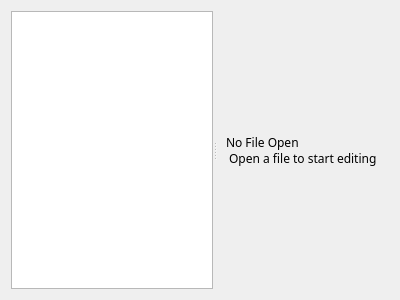
MuradWafik/TinyLangIDE, file Pages/EditorPage.ui: the form before one commit.
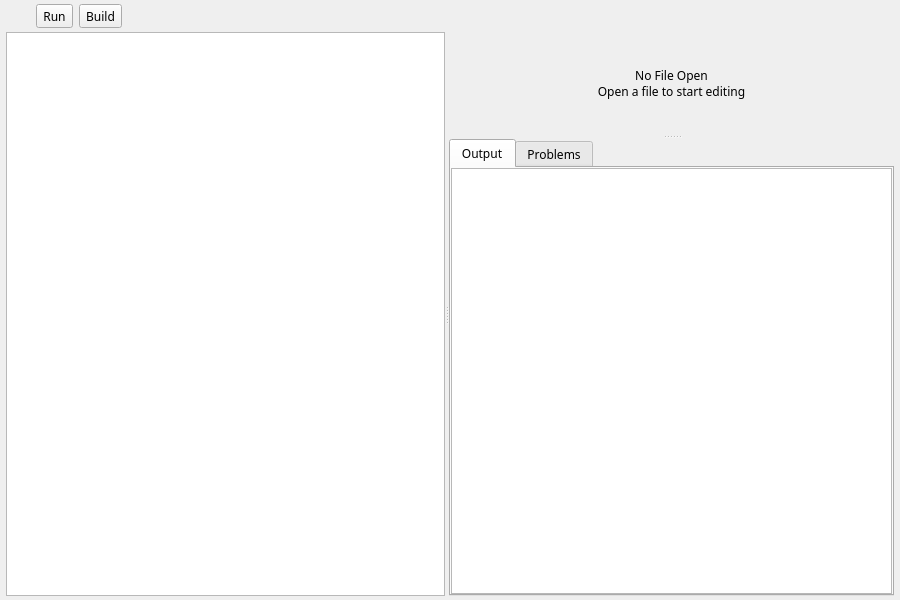
The form after the commit. The open tabs and pages were chosen to show the change. Icons and pictures are not drawn.

Patch:
```diff
--- a/Pages/EditorPage.ui
+++ b/Pages/EditorPage.ui
@@ -6,8 +6,8 @@
    <rect>
     <x>0</x>
     <y>0</y>
-    <width>400</width>
-    <height>300</height>
+    <width>900</width>
+    <height>600</height>
    </rect>
   </property>
   <property name="font">
@@ -18,13 +18,143 @@
   <property name="windowTitle">
    <string>Form</string>
   </property>
-  <layout class="QHBoxLayout" name="horizontalLayout">
+  <layout class="QVBoxLayout" name="verticalLayout">
+   <property name="spacing">
+    <number>4</number>
+   </property>
+   <property name="leftMargin">
+    <number>6</number>
+   </property>
+   <property name="topMargin">
+    <number>4</number>
+   </property>
+   <property name="rightMargin">
+    <number>6</number>
+   </property>
+   <property name="bottomMargin">
+    <number>4</number>
+   </property>
    <item>
-    <widget class="QSplitter" name="splitter">
+    <layout class="QHBoxLayout" name="toolbarLayout">
+     <property name="spacing">
+      <number>6</number>
+     </property>
+     <property name="leftMargin">
+      <number>0</number>
+     </property>
+     <property name="topMargin">
+      <number>0</number>
+     </property>
+     <property name="rightMargin">
+      <number>0</number>
+     </property>
+     <property name="bottomMargin">
+      <number>0</number>
+     </property>
+     <item>
+      <spacer name="toolbarSpacerLeft">
      <property name="orientation">
       <enum>Qt::Orientation::Horizontal</enum>
      </property>
-     <widget class="QTreeView" name="fileTree"/>
+       <property name="sizeType">
+        <enum>QSizePolicy::Policy::Fixed</enum>
+       </property>
+       <property name="sizeHint" stdset="0">
+        <size>
+         <width>30</width>
+         <height>20</height>
+        </size>
+       </property>
+      </spacer>
+     </item>
+     <item>
+      <widget class="QToolButton" name="runButton">
+       <property name="toolTip">
+        <string>Run</string>
+       </property>
+       <property name="text">
+        <string>Run</string>
+       </property>
+       <property name="icon">
+        <iconset theme="QIcon::ThemeIcon::MediaPlaybackStart"/>
+       </property>
+      </widget>
+     </item>
+     <item>
+      <widget class="QToolButton" name="buildButton">
+       <property name="toolTip">
+        <string>Build</string>
+       </property>
+       <property name="text">
+        <string>Build</string>
+       </property>
+      </widget>
+     </item>
+     <item>
+      <spacer name="toolbarSpacerRight">
+       <property name="orientation">
+        <enum>Qt::Orientation::Horizontal</enum>
+       </property>
+       <property name="sizeType">
+        <enum>QSizePolicy::Policy::Expanding</enum>
+       </property>
+       <property name="sizeHint" stdset="0">
+        <size>
+         <width>0</width>
+         <height>20</height>
+        </size>
+       </property>
+      </spacer>
+     </item>
+    </layout>
+   </item>
+   <item>
+    <widget class="QSplitter" name="mainSplitter">
+     <property name="orientation">
+      <enum>Qt::Orientation::Horizontal</enum>
+     </property>
+     <property name="childrenCollapsible">
+      <bool>true</bool>
+     </property>
+     <property name="sizes" stdset="0">
+      <stringlist>
+       <string>230</string>
+       <string>670</string>
+      </stringlist>
+     </property>
+     <widget class="QTreeView" name="fileTree">
+      <property name="minimumSize">
+       <size>
+        <width>160</width>
+        <height>0</height>
+       </size>
+      </property>
+      <property name="editTriggers">
+       <set>QAbstractItemView::EditTrigger::NoEditTriggers</set>
+      </property>
+      <property name="indentation">
+       <number>16</number>
+      </property>
+      <property name="uniformRowHeights">
+       <bool>true</bool>
+      </property>
+      <property name="headerHidden">
+       <bool>true</bool>
+      </property>
+     </widget>
+     <widget class="QSplitter" name="editorSplitter">
+      <property name="orientation">
+       <enum>Qt::Orientation::Vertical</enum>
+      </property>
+      <property name="childrenCollapsible">
+       <bool>true</bool>
+      </property>
+      <property name="sizes" stdset="0">
+       <stringlist>
+        <string>500</string>
+        <string>100</string>
+       </stringlist>
+      </property>
      <widget class="QStackedWidget" name="stackedWidget">
       <property name="baseSize">
        <size>
@@ -41,7 +171,10 @@
          <widget class="QLabel" name="label">
           <property name="text">
            <string>No File Open
- Open a file to start editing </string>
+Open a file to start editing</string>
+           </property>
+           <property name="alignment">
+            <set>Qt::AlignmentFlag::AlignCenter</set>
           </property>
          </widget>
         </item>
@@ -75,6 +208,76 @@
          </widget>
         </item>
        </layout>
+       </widget>
+      </widget>
+      <widget class="QTabWidget" name="outputTabs">
+       <property name="minimumSize">
+        <size>
+         <width>0</width>
+         <height>0</height>
+        </size>
+       </property>
+       <property name="currentIndex">
+        <number>0</number>
+       </property>
+       <widget class="QWidget" name="outputPage">
+        <attribute name="title">
+         <string>Output</string>
+        </attribute>
+        <layout class="QVBoxLayout" name="outputLayout">
+         <property name="spacing">
+          <number>0</number>
+         </property>
+         <property name="leftMargin">
+          <number>0</number>
+         </property>
+         <property name="topMargin">
+          <number>0</number>
+         </property>
+         <property name="rightMargin">
+          <number>0</number>
+         </property>
+         <property name="bottomMargin">
+          <number>0</number>
+         </property>
+         <item>
+          <widget class="QPlainTextEdit" name="output">
+           <property name="readOnly">
+            <bool>true</bool>
+           </property>
+          </widget>
+         </item>
+        </layout>
+       </widget>
+       <widget class="QWidget" name="problemsPage">
+        <attribute name="title">
+         <string>Problems</string>
+        </attribute>
+        <layout class="QVBoxLayout" name="problemsLayout">
+         <property name="spacing">
+          <number>0</number>
+         </property>
+         <property name="leftMargin">
+          <number>0</number>
+         </property>
+         <property name="topMargin">
+          <number>0</number>
+         </property>
+         <property name="rightMargin">
+          <number>0</number>
+         </property>
+         <property name="bottomMargin">
+          <number>0</number>
+         </property>
+         <item>
+          <widget class="QPlainTextEdit" name="problems">
+           <property name="readOnly">
+            <bool>true</bool>
+           </property>
+          </widget>
+         </item>
+        </layout>
+       </widget>
       </widget>
      </widget>
     </widget>
```
Left out of the diff: 8 changed lines with no effect on the pictures. Lines whose indentation alone changed are shown as unchanged.
